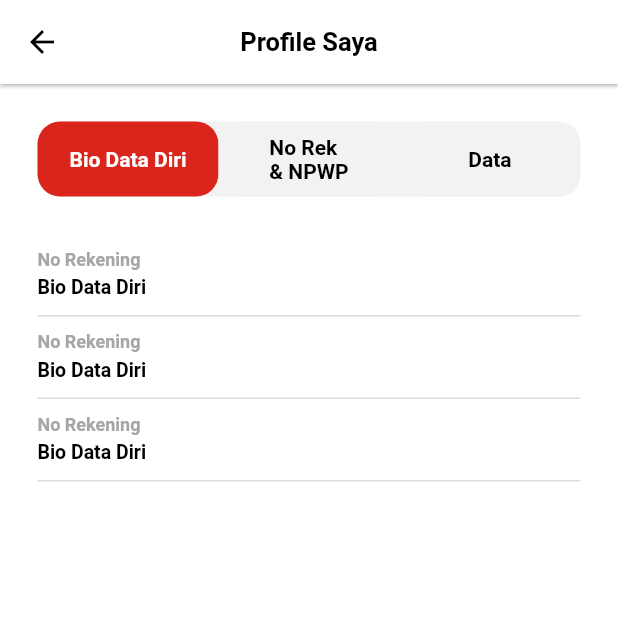
After one commit to Bank-UMKM-Jawa-Timur/atendence_hcs, a Flutter app: the ProfileSaya screen opened by its route, on a phone screen of 412 x 824 dp, the top half of it. The commit adds this screen. Run offline on Flutter 3.47's test engine with Material 2 defaults, Android fonts, the phone set to English and light mode, and no system bars; our stand-ins replace community_material_icon, get.

Commit message:
master: add futures profile saya & ubah password

```diff
--- a/lib/routes/route_name.dart
+++ b/lib/routes/route_name.dart
@@ -2,4 +2,6 @@ abstract class RouteNames {
   static const splashScreen = '/splash_screen';
   static const homeScreen = '/home';
   static const navigationBar = '/navigation-bar';
+  static const profileSaya = '/detail-profile-saya';
+  static const ubahPassword = '/ubah-password';
 }
--- a/lib/routes/route_page.dart
+++ b/lib/routes/route_page.dart
@@ -1,3 +1,6 @@
+import 'package:atendence_hcs/src/futures/profile/profile_saya/index.dart';
+import 'package:atendence_hcs/src/futures/profile/ubah_password/index.dart';
+
 import '../src/futures/navigation_bar/index.dart';
 import '../routes/route_name.dart';
 import '../src/futures/home/index.dart';
@@ -12,5 +15,7 @@ class RoutePages {
       name: RouteNames.navigationBar,
       page: () => const BottomNavigationBarHome(),
     ),
+    GetPage(name: RouteNames.profileSaya, page: () => const ProfileSaya()),
+    GetPage(name: RouteNames.ubahPassword, page: () => const UbahPassword()),
   ];
 }
--- /dev/null
+++ b/lib/src/futures/profile/profile_saya/index.dart
@@ -0,0 +1,156 @@
+import 'package:atendence_hcs/utils/components/colors.dart';
+import 'package:atendence_hcs/utils/components/space.dart';
+import 'package:atendence_hcs/utils/components/theme_status_bar.dart';
+import 'package:flutter/material.dart';
+import 'package:get/get.dart';
+
+class ProfileSaya extends StatefulWidget {
+  const ProfileSaya({super.key});
+
+  @override
+  State<ProfileSaya> createState() => _ProfileSayaState();
+}
+
+class _ProfileSayaState extends State<ProfileSaya> {
+  List<String> _tabs = [
+    'Bio Data Diri',
+    'No Rek\n& NPWP',
+    'Data',
+  ];
+  List<String> _bodyTabs = [
+    'Bio Data Diri',
+    'No Rek NPWP',
+    'Data',
+  ];
+
+  var _isActive = 0;
+  @override
+  Widget build(BuildContext context) {
+    return DefaultTabController(
+      length: 3,
+      child: Scaffold(
+        backgroundColor: Colors.white,
+        appBar: AppBar(
+          systemOverlayStyle: themeStatusBar,
+          centerTitle: true,
+          foregroundColor: Colors.black,
+          title: const Text(
+            "Profile Saya",
+            style: TextStyle(
+              color: Colors.black,
+              fontSize: 17,
+              fontWeight: FontWeight.w700,
+            ),
+          ),
+          backgroundColor: Colors.white,
+          elevation: 1,
+        ),
+        body: Padding(
+          padding: const EdgeInsets.symmetric(horizontal: 25),
+          child: Column(
+            children: [
+              spaceHeight(25),
+              Container(
+                height: 50,
+                width: Get.width,
+                decoration: const BoxDecoration(
+                  color: cGrey_300,
+                  borderRadius: BorderRadius.all(
+                    Radius.circular(15),
+                  ),
+                ),
+                child: ListView.builder(
+                  itemCount: 3,
+                  shrinkWrap: true,
+                  scrollDirection: Axis.horizontal,
+                  physics: const NeverScrollableScrollPhysics(),
+                  itemBuilder: (context, index) {
+                    return InkWell(
+                      onTap: () {
+                        setState(() {
+                          _isActive = index;
+                        });
+                      },
+                      child: AnimatedContainer(
+                        duration: const Duration(milliseconds: 500),
+                        width: (Get.width - 50) / 3,
+                        height: 50,
+                        decoration: BoxDecoration(
+                          color: _isActive == index ? cPrimary : cGrey_300,
+                          borderRadius: const BorderRadius.all(
+                            Radius.circular(15),
+                          ),
+                        ),
+                        child: Center(
+                          child: Text(
+                            _tabs[index],
+                            style: TextStyle(
+                              fontSize: 14,
+                              fontWeight: FontWeight.w600,
+                              color: _isActive == index
+                                  ? Colors.white
+                                  : Colors.black,
+                            ),
+                          ),
+                        ),
+                      ),
+                    );
+                  },
+                ),
+              ),
+              spaceHeight(30),
+              AnimatedContainer(
+                duration: const Duration(milliseconds: 500),
+                child: SizedBox(
+                  child: ListView.builder(
+                    shrinkWrap: true,
+                    itemCount: 3,
+                    itemBuilder: (context, index) {
+                      return Padding(
+                        padding: const EdgeInsets.symmetric(vertical: 5),
+                        child: Container(
+                          width: Get.width,
+                          height: 45,
+                          decoration: const BoxDecoration(
+                            border: Border(
+                              bottom: BorderSide(
+                                color: cGrey_400,
+                                width: 1,
+                              ),
+                            ),
+                          ),
+                          child: Column(
+                            crossAxisAlignment: CrossAxisAlignment.start,
+                            children: [
+                              const Text(
+                                "No Rekening",
+                                style: TextStyle(
+                                  fontSize: 12,
+                                  color: cGrey_700,
+                                  fontWeight: FontWeight.w600,
+                                ),
+                              ),
+                              spaceHeight(4),
+                              Text(
+                                _bodyTabs[_isActive],
+                                style: const TextStyle(
+                                  fontSize: 13,
+                                  color: Colors.black,
+                                  fontWeight: FontWeight.w600,
+                                ),
+                              ),
+                            ],
+                          ),
+                        ),
+                      );
+                    },
+                  ),
+                ),
+              ),
+            ],
+          ),
+        ),
+      ),
+    );
+  }
+}
```
Also changed, not shown: lib/src/futures/profile/index.dart (+24 -8 lines), lib/src/futures/profile/ubah_password/index.dart (added, +241 -0 lines), lib/utils/components/alert.dart (added, +63 -0 lines).
